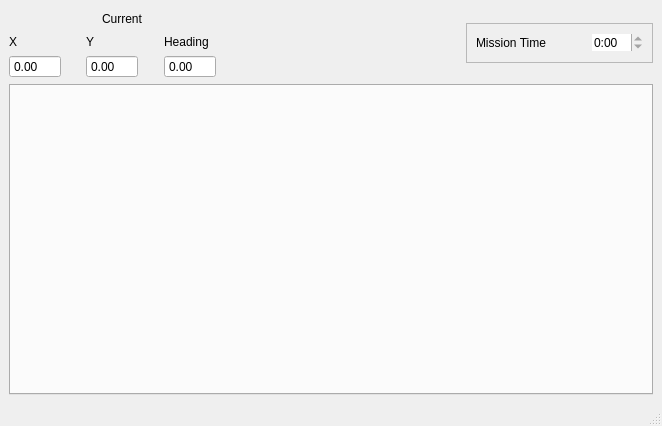
First picture: the form in cataglyphis_gui/qt_project_src/cataglyphis_gui/core_app_form.ui, repository wvu-irl/cataglyphis3-software, before the edit.
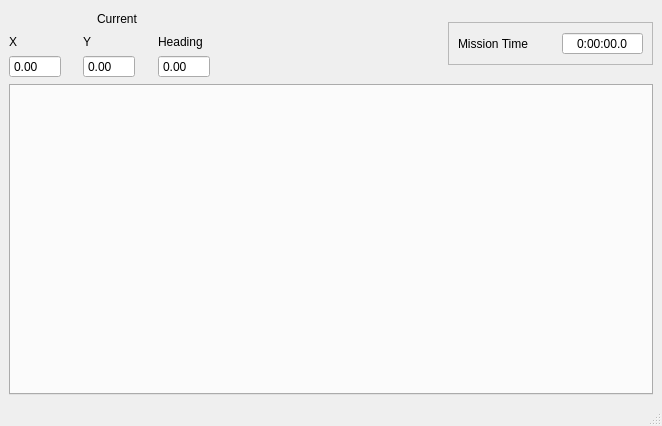
Second picture: the form after the edit.

```diff
--- a/cataglyphis_gui/qt_project_src/cataglyphis_gui/core_app_form.ui
+++ b/cataglyphis_gui/qt_project_src/cataglyphis_gui/core_app_form.ui
@@ -189,30 +189,30 @@
            <property name="orientation">
             <enum>Qt::Horizontal</enum>
            </property>
+           <property name="sizeType">
+            <enum>QSizePolicy::Maximum</enum>
+           </property>
            <property name="sizeHint" stdset="0">
             <size>
-             <width>40</width>
+             <width>28</width>
              <height>20</height>
             </size>
            </property>
           </spacer>
          </item>
          <item>
-          <widget class="QTimeEdit" name="timeEdit">
-           <property name="sizePolicy">
-            <sizepolicy hsizetype="Fixed" vsizetype="Fixed">
-             <horstretch>0</horstretch>
-             <verstretch>0</verstretch>
-            </sizepolicy>
-           </property>
-           <property name="frame">
-            <bool>false</bool>
+          <widget class="QTimeEdit" name="mission_time">
+           <property name="alignment">
+            <set>Qt::AlignCenter</set>
            </property>
            <property name="readOnly">
             <bool>true</bool>
            </property>
+           <property name="buttonSymbols">
+            <enum>QAbstractSpinBox::NoButtons</enum>
+           </property>
            <property name="displayFormat">
-            <string>h:mm</string>
+            <string>h:mm:ss.z</string>
            </property>
           </widget>
          </item>
```
